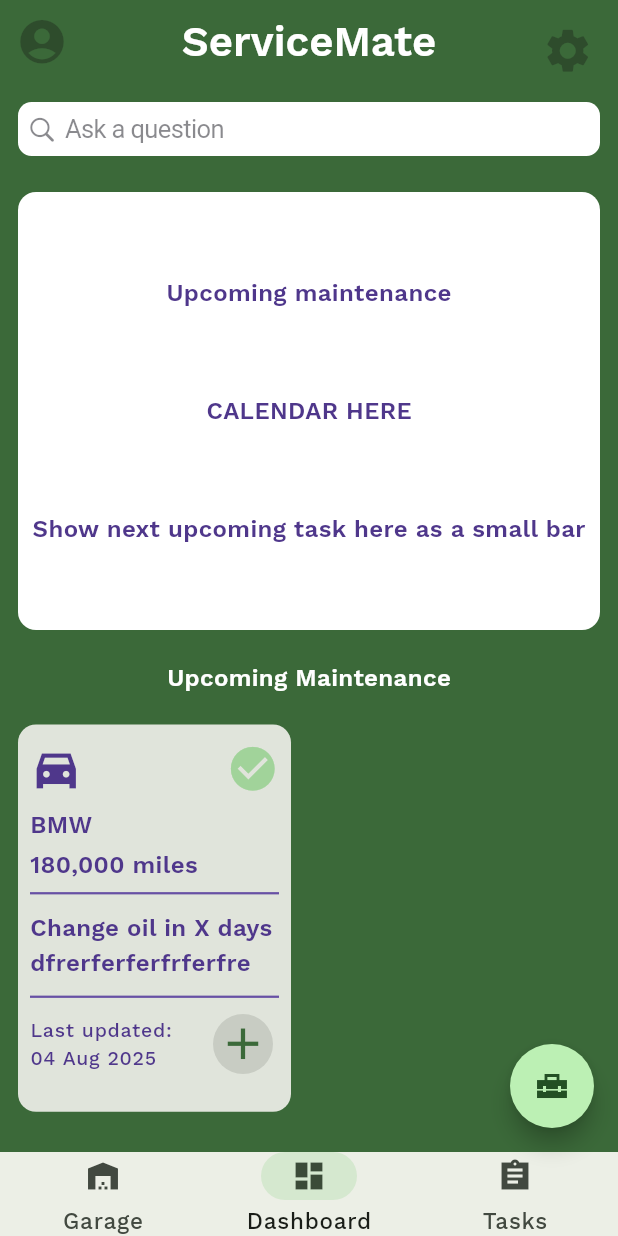
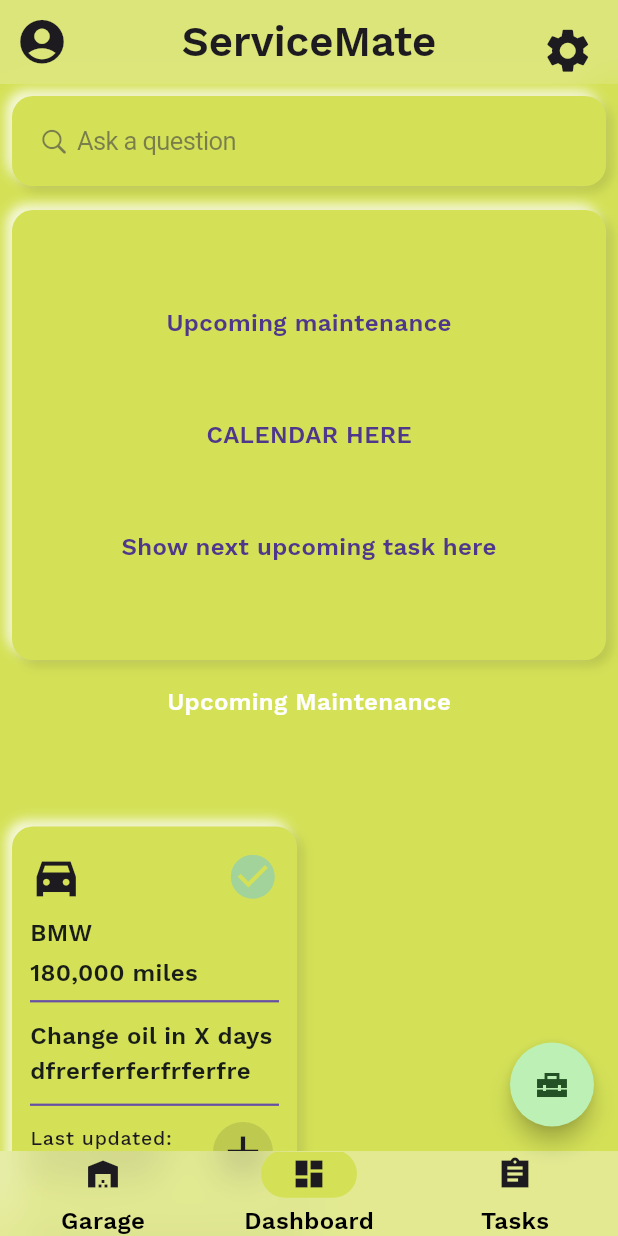
Before and after one commit to dc-4987/maintenance-tracker-app, a Flutter app: the screen it shows after launch, on a phone screen of 412 x 824 dp. Run offline on Flutter 3.47's test engine with Material 3 defaults, Android fonts, the light colour scheme and no system bars; drawn by our look-alikes of flutter_speed_dial; our stand-ins replace sqflite; accounts and stored records are empty.

Commit message:
UI styling improvements for major app widgets

```diff
--- a/lib/main.dart
+++ b/lib/main.dart
@@ -1,5 +1,8 @@
+import 'dart:ui';
+
 import 'package:flutter/cupertino.dart';
 import 'package:flutter/material.dart';
+import 'package:flutter/services.dart';
 import 'package:maintenance_tracker_app/screens/dashboard/dashboard_screen.dart';
 import 'package:maintenance_tracker_app/screens/fab/equipment_onboarding_form_screen.dart';
 import 'package:maintenance_tracker_app/screens/garage/garage_screen.dart';
@@ -22,8 +25,20 @@
       title: appTitle,
       theme: ThemeData(
         colorScheme: ColorScheme.fromSeed(seedColor: Colors.green),
+        useMaterial3: true,
         platform: TargetPlatform.iOS,
         fontFamily: "WorkSans",
+        scaffoldBackgroundColor: Colors.lime.shade400,
+        appBarTheme: AppBarTheme(
+          elevation: 0,
+          scrolledUnderElevation: 0,
+          surfaceTintColor: Colors.transparent,
+          backgroundColor: Theme.of(
+            context,
+          ).colorScheme.surface.withValues(alpha: 0.2),
+          foregroundColor: Theme.of(context).colorScheme.onSurface,
+          systemOverlayStyle: SystemUiOverlayStyle.dark,
+        ),
         textTheme: TextTheme(
           displayLarge: TextStyle(fontSize: 34),
           displayMedium: TextStyle(fontSize: 28),
@@ -43,15 +58,20 @@
             fontWeight: FontWeight.w600,
             color: Theme.of(context).colorScheme.onPrimaryContainer,
           ),
+          labelLarge: TextStyle(
+            fontSize: 15,
+            fontWeight: FontWeight.w500,
+            color: Theme.of(context).colorScheme.onSurface,
+          ),
           labelMedium: TextStyle(
             fontSize: 15,
             fontWeight: FontWeight.w500,
-            color: Theme.of(context).colorScheme.onPrimaryContainer,
+            color: Theme.of(context).colorScheme.onSurface,
           ),
           labelSmall: TextStyle(
             fontSize: 13,
             fontWeight: FontWeight.w500,
-            color: Theme.of(context).colorScheme.onPrimaryContainer,
+            color: Theme.of(context).colorScheme.onSurface,
           ),
         ),
         dividerTheme: DividerThemeData(
@@ -60,7 +80,14 @@
           space: 15,
         ),
         iconTheme: IconThemeData(
-          color: Theme.of(context).colorScheme.onPrimaryContainer,
+          color: Theme.of(context).colorScheme.onSurface,
+        ),
+        iconButtonTheme: IconButtonThemeData(
+          style: ButtonStyle(
+            iconColor: WidgetStatePropertyAll(
+              Theme.of(context).colorScheme.onSurface,
+            ),
+          ),
         ),
         bottomSheetTheme: BottomSheetThemeData(
           backgroundColor: Theme.of(context).colorScheme.surface,
@@ -69,6 +96,24 @@
             borderRadius: BorderRadius.vertical(top: Radius.circular(24)),
           ),
           elevation: 4,
+        ),
+        cardTheme: CardThemeData(
+          color: Colors.lime.shade400,
+          shadowColor: Colors.grey,
+          surfaceTintColor: Theme.of(context).colorScheme.surface,
+          elevation: 1.0,
+        ),
+        navigationBarTheme: NavigationBarThemeData(
+          elevation: 0,
+          backgroundColor: Theme.of(
+            context,
+          ).colorScheme.surface.withValues(alpha: 0.2),
+          surfaceTintColor: Colors.transparent,
+          indicatorColor: Colors.lime.shade400,
+          iconTheme: WidgetStatePropertyAll(IconThemeData()),
+          labelTextStyle: WidgetStatePropertyAll(
+            TextStyle(color: Colors.black),
+          ),
         ),
         // TODO: set themes for other widgets
       ),
@@ -157,20 +202,20 @@
     }
 
     return Scaffold(
-      backgroundColor: Theme.of(context).colorScheme.primary,
+      extendBodyBehindAppBar: true,
+      extendBody: true,
       appBar: AppBar(
-        // TRY THIS: Try changing the color here to a specific color (to
-        // Colors.amber, perhaps?) and trigger a hot reload to see the AppBar
-        // change color while the other colors stay the same.
-        backgroundColor: Theme.of(context).colorScheme.primary,
-        foregroundColor: Theme.of(context).colorScheme.onPrimary,
-        // Here we take the value from the MyHomePage object that was created by
-        // the App.build method, and use it to set our appbar title.
+        flexibleSpace: ClipRect(
+          child: BackdropFilter(
+            filter: ImageFilter.blur(sigmaX: 12, sigmaY: 12),
+            child: SizedBox.expand(),
+          ),
+        ),
         leading: IconButton(
           onPressed: null,
           icon: Icon(Icons.account_circle_sharp),
           iconSize: 35,
-          color: Theme.of(context).colorScheme.onPrimary,
+          // color: Theme.of(context).colorScheme.onPrimary,
         ),
         title: Text(widget.title),
         actions: [
@@ -180,13 +225,29 @@
               onPressed: null,
               icon: Icon(Icons.settings),
               iconSize: 35,
-              color: Theme.of(context).colorScheme.onPrimary,
+              // color: Theme.of(context).colorScheme.onPrimary,
             ),
           ),
         ],
       ),
       body: _getBody(),
-      bottomNavigationBar: NavigationBar(
+      bottomNavigationBar: ClipRect(
+        child: BackdropFilter(
+          filter: ImageFilter.blur(sigmaX: 12, sigmaY: 12),
+          child: Container(
+            decoration: BoxDecoration(
+              color: Theme.of(
+                context,
+              ).colorScheme.surface.withValues(alpha: 0.2),
+              border: Border(
+                top: BorderSide(
+                  color: Theme.of(
+                    context,
+                  ).colorScheme.surface.withValues(alpha: 0.2),
+                ),
+              ),
+            ),
+            child: NavigationBar(
               selectedIndex: _selectedIndex,
               onDestinationSelected: _onDestinationSelected,
               height: 56,
@@ -204,6 +265,9 @@
                   label: "Tasks",
                 ),
               ],
+            ),
+          ),
+        ),
       ),
       floatingActionButton: SpeedDial(
         icon: Icons.home_repair_service_sharp,
--- a/lib/screens/dashboard/dashboard_screen.dart
+++ b/lib/screens/dashboard/dashboard_screen.dart
@@ -5,37 +5,46 @@ import 'package:flutter/cupertino.dart';
 import 'package:flutter/material.dart';
 import 'package:maintenance_tracker_app/widgets/equipment_card.dart'
     show EquipmentCard;
+import 'package:maintenance_tracker_app/widgets/neu_container.dart';
 
 class DashboardScreen extends StatelessWidget {
   const DashboardScreen({super.key});
 
+  Widget neuCard(Widget content) =>
+      Neu(radius: 14, depth: 3, color: Colors.lime.shade400, child: content);
+
   @override
   Widget build(BuildContext context) {
+    final double topInset = MediaQuery.of(
+      context,
+    ).padding.top; // status bar height
+
     return Scaffold(
-      backgroundColor: Theme.of(context).colorScheme.primary,
       body: SingleChildScrollView(
+        child: Padding(
+          padding: EdgeInsets.only(top: topInset),
           child: Column(
             mainAxisAlignment: MainAxisAlignment.start,
             crossAxisAlignment: CrossAxisAlignment.start,
             children: <Widget>[
               // Searchbox
               Padding(
-              padding: const EdgeInsets.all(12.0),
-              child: Row(
+                padding: const EdgeInsets.all(8.0),
+                child: neuCard(
+                  Row(
                     crossAxisAlignment: CrossAxisAlignment.center,
                     mainAxisAlignment: MainAxisAlignment.center,
                     children: [
                       Expanded(
                         child: Center(
                           child: CupertinoSearchTextField(
-                        backgroundColor: Theme.of(
-                          context,
-                        ).colorScheme.onPrimary,
+                            backgroundColor: Colors.transparent,
                             placeholder: "Ask a question",
                           ),
                         ),
                       ),
                     ],
+                  ),
                 ),
               ),
               Padding(
@@ -49,9 +58,8 @@ class DashboardScreen extends StatelessWidget {
                           child: SizedBox(
                             height:
                                 300, // adjust this value to make the card larger or smaller
-                          child: Card.filled(
-                            color: Theme.of(context).colorScheme.onPrimary,
-                            child: Row(
+                            child: neuCard(
+                              Row(
                                 mainAxisAlignment: MainAxisAlignment.center,
                                 crossAxisAlignment: CrossAxisAlignment.start,
                                 children: [
@@ -72,7 +80,7 @@ class DashboardScreen extends StatelessWidget {
                                         ).textTheme.bodyMedium,
                                       ),
                                       Text(
-                                      'Show next upcoming task here as a small bar',
+                                        'Show next upcoming task here',
                                         style: Theme.of(
                                           context,
                                         ).textTheme.bodyMedium,
@@ -126,6 +134,7 @@ class DashboardScreen extends StatelessWidget {
             ],
           ),
         ),
+      ),
     );
   }
 }
--- a/lib/screens/fab/equipment_onboarding_form_screen.dart
+++ b/lib/screens/fab/equipment_onboarding_form_screen.dart
@@ -50,17 +50,27 @@ class _EquipmentOnboardingFormScreenState
             ),
           ),
           Text(
-            'Add equipment',
+            'Add a vehicle or equipment',
             style: Theme.of(context).textTheme.titleLarge,
             textAlign: TextAlign.center,
           ),
           const SizedBox(height: 24),
 
+          // Type
+          TextField(
+            controller: _nameCtrl,
+            decoration: const InputDecoration(
+              labelText: 'Type',
+              border: OutlineInputBorder(),
+            ),
+          ),
+          const SizedBox(height: 12),
+          // TODO the type will determine the remaining questions.
           // Name
           TextField(
             controller: _nameCtrl,
             decoration: const InputDecoration(
-              labelText: 'Name',
+              labelText: 'Make',
               border: OutlineInputBorder(),
             ),
           ),
@@ -91,6 +101,14 @@ class _EquipmentOnboardingFormScreenState
             label: const Text('Generate maintenance plan'),
             onPressed: _submit,
           ),
+
+          // Disclaimer
+          Text(
+            'AI-generated instructions should be verified against official manuals.',
+            style: Theme.of(context).textTheme.labelSmall,
+            textAlign: TextAlign.center,
+          ),
+          const SizedBox(height: 24),
         ],
       ),
     );
--- a/lib/widgets/equipment_card.dart
+++ b/lib/widgets/equipment_card.dart
@@ -1,9 +1,13 @@
 import 'package:flutter/material.dart';
+import 'package:maintenance_tracker_app/widgets/neu_container.dart';
 
 class EquipmentCard extends StatelessWidget {
   final String title;
 
   const EquipmentCard({super.key, required this.title});
+
+  Widget neuCard(Widget content) =>
+      Neu(radius: 14, depth: 3, color: Colors.lime.shade400, child: content);
 
   @override
   Widget build(BuildContext context) {
@@ -11,10 +15,8 @@ class EquipmentCard extends StatelessWidget {
       padding: const EdgeInsets.all(8.0),
       child: SizedBox(
         width: 180, // only fix the width
-        child: Card.filled(
-          child: Padding(
-            padding: const EdgeInsets.all(8.0),
-            child: Column(
+        child: neuCard(
+          Column(
             mainAxisSize: MainAxisSize.min, // height wraps content
             mainAxisAlignment: MainAxisAlignment.start,
             crossAxisAlignment: CrossAxisAlignment.center,
@@ -25,7 +27,7 @@ class EquipmentCard extends StatelessWidget {
                 child: Row(
                   mainAxisAlignment: MainAxisAlignment.spaceBetween,
                   children: [
-                      Icon(Icons.directions_car_filled_sharp, size: 35),
+                    const Icon(Icons.directions_car_filled_sharp, size: 35),
                     Icon(
                       Icons.check_circle,
                       size: 35,
@@ -55,7 +57,7 @@ class EquipmentCard extends StatelessWidget {
               // 3rd row: mileage
               Row(
                 mainAxisAlignment: MainAxisAlignment.start,
-                  children: [
+                children: const [
                   Flexible(
                     child: Text(
                       "180,000 miles",
@@ -65,16 +67,16 @@ class EquipmentCard extends StatelessWidget {
                   ),
                 ],
               ),
-                Divider(),
+              const Divider(),
               // 4th row: upcoming task
               Padding(
                 padding: const EdgeInsets.symmetric(vertical: 4.0),
                 child: Row(
                   mainAxisAlignment: MainAxisAlignment.start,
-                    children: [
+                  children: const [
                     Flexible(
                       child: Text(
-                          "Change oil in X days dfrerferferfrferfre", // your longer string
+                        "Change oil in X days dfrerferferfrferfre",
                         softWrap: true,
                         overflow: TextOverflow.visible,
                         maxLines: 2,
@@ -83,9 +85,8 @@ class EquipmentCard extends StatelessWidget {
                   ],
                 ),
               ),
-                Divider(),
+              const Divider(),
               // 5th row: action button
-                // TODO the button will have options to: be able to mark tasks as done, update usage
               Row(
                 mainAxisAlignment: MainAxisAlignment.end,
                 children: [
@@ -103,13 +104,9 @@ class EquipmentCard extends StatelessWidget {
                     onPressed: null,
                     alignment: Alignment.center,
                     icon: LayoutBuilder(
-                        builder: (ctx, constraints) => FittedBox(
+                      builder: (ctx, constraints) => const FittedBox(
                         fit: BoxFit.scaleDown,
-                          child: Icon(
-                            Icons.add,
-                            color: Theme.of(context).colorScheme.primary,
-                            size: 35,
-                          ),
+                        child: Icon(Icons.add, size: 35),
                       ),
                     ),
                     padding: EdgeInsets.zero,
@@ -121,7 +118,6 @@ class EquipmentCard extends StatelessWidget {
           ),
         ),
       ),
-      ),
     );
   }
 }
--- /dev/null
+++ b/lib/widgets/neu_container.dart
@@ -0,0 +1,84 @@
+import 'package:flutter/material.dart';
+
+enum NeuShape { convex, concave, flat }
+
+class Neu extends StatelessWidget {
+  final Widget child;
+  final double radius;
+  final double depth; // visual depth (2–8)
+  final Offset light; // light direction
+  final Color? color; // base; defaults to theme surface
+  final EdgeInsetsGeometry padding;
+  final NeuShape shape;
+
+  const Neu({
+    super.key,
+    required this.child,
+    this.radius = 16,
+    this.depth = 6,
+    this.light = const Offset(4, 4), // bottom-right shadow; top-left highlight
+    this.color,
+    this.padding = const EdgeInsets.all(12),
+    this.shape = NeuShape.convex,
+  });
+
+  @override
+  Widget build(BuildContext context) {
+    final base = color ?? Theme.of(context).colorScheme.surface;
+    final onSurface = Theme.of(context).colorScheme.onSurface;
+    final darkShadow = Colors.black.withValues(alpha: 0.12);
+    final lightShadow = Colors.white.withValues(alpha: 0.8);
+
+    BoxDecoration decoration;
+
+    if (shape == NeuShape.concave) {
+      // subtle inner light/dark via gradient to fake an inset look
+      decoration = BoxDecoration(
+        color: base,
+        borderRadius: BorderRadius.circular(radius),
+        gradient: LinearGradient(
+          begin: Alignment.topLeft,
+          end: Alignment.bottomRight,
+          colors: [base.withValues(alpha: 0.95), base.withValues(alpha: 0.85)],
+        ),
+        boxShadow: [
+          BoxShadow(
+            offset: -light / 2,
+            blurRadius: depth * 2,
+            color: lightShadow,
+          ),
+          BoxShadow(
+            offset: light / 2,
+            blurRadius: depth * 2,
+            color: darkShadow,
+          ),
+        ],
+      );
+    } else if (shape == NeuShape.convex) {
+      decoration = BoxDecoration(
+        color: base,
+        borderRadius: BorderRadius.circular(radius),
+        boxShadow: [
+          BoxShadow(offset: -light, blurRadius: depth * 2, color: lightShadow),
+          BoxShadow(offset: light, blurRadius: depth * 2, color: darkShadow),
+        ],
+      );
+    } else {
+      decoration = BoxDecoration(
+        color: base,
+        borderRadius: BorderRadius.circular(radius),
+      );
+    }
+
+    return Container(
+      decoration: decoration,
+      child: Padding(
+        padding: padding,
+        child: DefaultTextStyle.merge(
+          style: TextStyle(color: onSurface),
+          child: child,
+        ),
+      ),
+    );
+  }
+}
```
Lines whose indentation alone changed are shown as unchanged.
